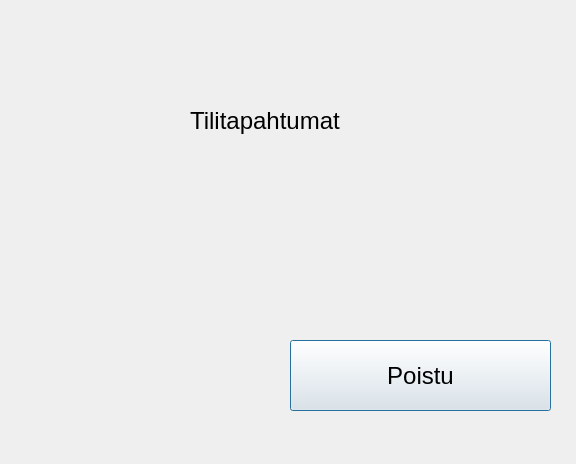
Above: bank-automat/bankAccountMain/transaction.ui from AleksiPuumala/bank-automat-omakopio before the change. Below: the same form after it.
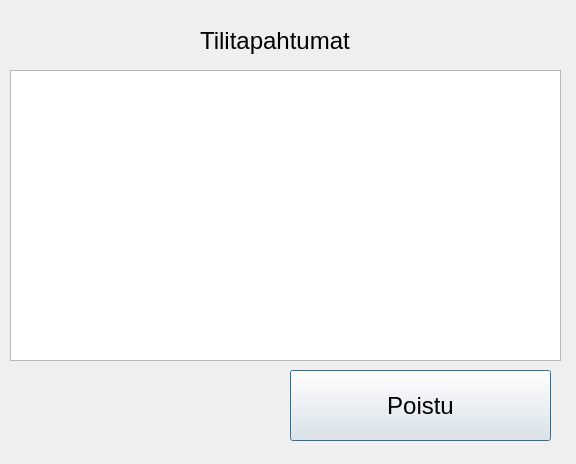
That is the form after the change.

What changed in the file:
```diff
--- a/bank-automat/bankAccountMain/transaction.ui
+++ b/bank-automat/bankAccountMain/transaction.ui
@@ -16,8 +16,8 @@
   <widget class="QLabel" name="label">
    <property name="geometry">
     <rect>
-     <x>190</x>
-     <y>100</y>
+     <x>200</x>
+     <y>20</y>
      <width>191</width>
      <height>41</height>
     </rect>
@@ -35,7 +35,7 @@
    <property name="geometry">
     <rect>
      <x>290</x>
-     <y>340</y>
+     <y>370</y>
      <width>261</width>
      <height>71</height>
     </rect>
@@ -49,6 +49,16 @@
     <string>Poistu</string>
    </property>
   </widget>
+  <widget class="QTableView" name="table_model">
+   <property name="geometry">
+    <rect>
+     <x>10</x>
+     <y>70</y>
+     <width>551</width>
+     <height>291</height>
+    </rect>
+   </property>
+  </widget>
  </widget>
  <resources/>
  <connections/>
```
